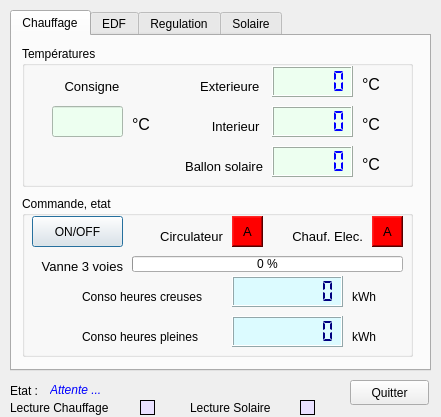
pchirouze/PyQt4ChauffageWipyHMI, file HDMI_Chauffage.ui: the form before one commit.
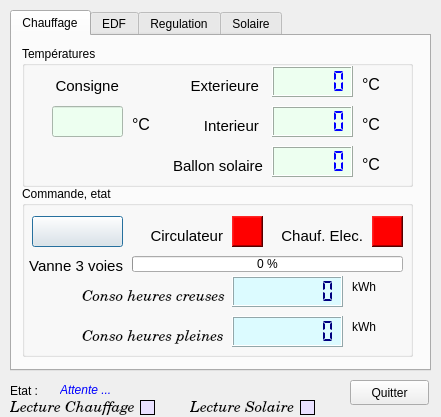
The form after the commit.

Commit message: Correction forms and init globalsheet

Diff of the .ui file:
```diff
--- a/HDMI_Chauffage.ui
+++ b/HDMI_Chauffage.ui
@@ -49,6 +49,15 @@
        <kerning>true</kerning>
       </font>
      </property>
+     <property name="layoutDirection">
+      <enum>Qt::LeftToRight</enum>
+     </property>
+     <property name="autoFillBackground">
+      <bool>false</bool>
+     </property>
+     <property name="styleSheet">
+      <string notr="true"/>
+     </property>
      <property name="title">
       <string>Températures</string>
      </property>
@@ -66,7 +75,7 @@
       </property>
       <property name="font">
        <font>
-        <pointsize>10</pointsize>
+        <pointsize>11</pointsize>
        </font>
       </property>
       <property name="text">
@@ -87,7 +96,7 @@
       </property>
       <property name="font">
        <font>
-        <pointsize>10</pointsize>
+        <pointsize>11</pointsize>
        </font>
       </property>
       <property name="text">
@@ -108,7 +117,7 @@
       </property>
       <property name="font">
        <font>
-        <pointsize>10</pointsize>
+        <pointsize>11</pointsize>
        </font>
       </property>
       <property name="layoutDirection">
@@ -191,15 +200,15 @@
      <widget class="QLabel" name="label_4">
       <property name="geometry">
        <rect>
-        <x>150</x>
+        <x>140</x>
         <y>110</y>
-        <width>91</width>
+        <width>101</width>
         <height>20</height>
        </rect>
       </property>
       <property name="font">
        <font>
-        <pointsize>10</pointsize>
+        <pointsize>11</pointsize>
        </font>
       </property>
       <property name="text">
@@ -320,14 +329,17 @@
      <property name="geometry">
       <rect>
        <x>10</x>
-       <y>160</y>
+       <y>150</y>
        <width>391</width>
-       <height>161</height>
+       <height>171</height>
       </rect>
      </property>
      <property name="title">
       <string>Commande, etat</string>
      </property>
+     <property name="alignment">
+      <set>Qt::AlignLeading|Qt::AlignLeft|Qt::AlignTop</set>
+     </property>
      <property name="flat">
       <bool>false</bool>
      </property>
@@ -335,16 +347,19 @@
       <property name="geometry">
        <rect>
         <x>10</x>
-        <y>20</y>
+        <y>30</y>
         <width>91</width>
         <height>31</height>
        </rect>
       </property>
+      <property name="focusPolicy">
+       <enum>Qt::ClickFocus</enum>
+      </property>
       <property name="styleSheet">
        <string notr="true"/>
       </property>
       <property name="text">
-       <string notr="true">ON/OFF</string>
+       <string notr="true"/>
       </property>
       <property name="checkable">
        <bool>false</bool>
@@ -354,14 +369,18 @@
       <property name="geometry">
        <rect>
         <x>210</x>
-        <y>20</y>
+        <y>30</y>
         <width>31</width>
         <height>31</height>
        </rect>
       </property>
       <property name="font">
        <font>
-        <pointsize>10</pointsize>
+        <family>Sans Serif</family>
+        <pointsize>11</pointsize>
+        <weight>75</weight>
+        <italic>false</italic>
+        <bold>true</bold>
        </font>
       </property>
       <property name="styleSheet">
@@ -374,24 +393,33 @@
        <enum>QFrame::Raised</enum>
       </property>
       <property name="text">
-       <string>A</string>
+       <string/>
+      </property>
+      <property name="textFormat">
+       <enum>Qt::AutoText</enum>
+      </property>
+      <property name="scaledContents">
+       <bool>true</bool>
       </property>
       <property name="alignment">
        <set>Qt::AlignCenter</set>
       </property>
+      <property name="buddy">
+       <cstring></cstring>
+      </property>
      </widget>
      <widget class="QLabel" name="label_11">
       <property name="geometry">
        <rect>
         <x>0</x>
-        <y>60</y>
+        <y>70</y>
         <width>101</width>
         <height>20</height>
        </rect>
       </property>
       <property name="font">
        <font>
-        <pointsize>10</pointsize>
+        <pointsize>11</pointsize>
        </font>
       </property>
       <property name="text">
@@ -405,7 +433,7 @@
       <property name="geometry">
        <rect>
         <x>110</x>
-        <y>60</y>
+        <y>70</y>
         <width>271</width>
         <height>16</height>
        </rect>
@@ -424,13 +452,22 @@
       <property name="geometry">
        <rect>
         <x>60</x>
-        <y>90</y>
+        <y>100</y>
         <width>151</width>
         <height>21</height>
        </rect>
       </property>
+      <property name="font">
+       <font>
+        <family>Century Schoolbook L</family>
+        <pointsize>11</pointsize>
+        <weight>50</weight>
+        <italic>true</italic>
+        <bold>false</bold>
+       </font>
+      </property>
       <property name="styleSheet">
-       <string notr="true">font: 10pt &quot;Sans Serif&quot;;</string>
+       <string notr="true"/>
       </property>
       <property name="text">
        <string>Conso heures creuses </string>
@@ -456,7 +493,7 @@
       <property name="geometry">
        <rect>
         <x>210</x>
-        <y>80</y>
+        <y>90</y>
         <width>111</width>
         <height>31</height>
        </rect>
@@ -482,7 +519,7 @@
       <property name="geometry">
        <rect>
         <x>210</x>
-        <y>120</y>
+        <y>130</y>
         <width>111</width>
         <height>31</height>
        </rect>
@@ -508,13 +545,22 @@
       <property name="geometry">
        <rect>
         <x>60</x>
-        <y>130</y>
+        <y>140</y>
         <width>151</width>
         <height>21</height>
        </rect>
       </property>
+      <property name="font">
+       <font>
+        <family>Century Schoolbook L</family>
+        <pointsize>11</pointsize>
+        <weight>50</weight>
+        <italic>true</italic>
+        <bold>false</bold>
+       </font>
+      </property>
       <property name="styleSheet">
-       <string notr="true">font: 10pt &quot;Sans Serif&quot;;</string>
+       <string notr="true"/>
       </property>
       <property name="text">
        <string>Conso heures pleines</string>
@@ -540,14 +586,14 @@
       <property name="geometry">
        <rect>
         <x>110</x>
-        <y>30</y>
+        <y>40</y>
         <width>91</width>
         <height>20</height>
        </rect>
       </property>
       <property name="font">
        <font>
-        <pointsize>10</pointsize>
+        <pointsize>11</pointsize>
        </font>
       </property>
       <property name="text">
@@ -561,14 +607,18 @@
       <property name="geometry">
        <rect>
         <x>350</x>
-        <y>20</y>
+        <y>30</y>
         <width>31</width>
         <height>31</height>
        </rect>
       </property>
       <property name="font">
        <font>
-        <pointsize>10</pointsize>
+        <family>Sans Serif</family>
+        <pointsize>11</pointsize>
+        <weight>75</weight>
+        <italic>false</italic>
+        <bold>true</bold>
        </font>
       </property>
       <property name="styleSheet">
@@ -581,7 +631,13 @@
        <enum>QFrame::Raised</enum>
       </property>
       <property name="text">
-       <string>A</string>
+       <string/>
+      </property>
+      <property name="textFormat">
+       <enum>Qt::AutoText</enum>
+      </property>
+      <property name="scaledContents">
+       <bool>true</bool>
       </property>
       <property name="alignment">
        <set>Qt::AlignCenter</set>
@@ -591,14 +647,14 @@
       <property name="geometry">
        <rect>
         <x>250</x>
-        <y>30</y>
+        <y>40</y>
         <width>91</width>
         <height>20</height>
        </rect>
       </property>
       <property name="font">
        <font>
-        <pointsize>10</pointsize>
+        <pointsize>11</pointsize>
        </font>
       </property>
       <property name="text">
@@ -632,7 +688,7 @@
       <property name="geometry">
        <rect>
         <x>190</x>
-        <y>10</y>
+        <y>20</y>
         <width>111</width>
         <height>31</height>
        </rect>
@@ -665,7 +721,7 @@
       <property name="geometry">
        <rect>
         <x>190</x>
-        <y>40</y>
+        <y>50</y>
         <width>111</width>
         <height>31</height>
        </rect>
@@ -692,7 +748,7 @@
       <property name="geometry">
        <rect>
         <x>310</x>
-        <y>20</y>
+        <y>30</y>
         <width>31</width>
         <height>21</height>
        </rect>
@@ -708,7 +764,7 @@
       <property name="geometry">
        <rect>
         <x>310</x>
-        <y>50</y>
+        <y>60</y>
         <width>31</width>
         <height>21</height>
        </rect>
@@ -724,7 +780,7 @@
       <property name="geometry">
        <rect>
         <x>40</x>
-        <y>20</y>
+        <y>30</y>
         <width>141</width>
         <height>21</height>
        </rect>
@@ -740,7 +796,7 @@
       <property name="geometry">
        <rect>
         <x>40</x>
-        <y>50</y>
+        <y>60</y>
         <width>141</width>
         <height>21</height>
        </rect>
@@ -756,7 +812,7 @@
       <property name="geometry">
        <rect>
         <x>40</x>
-        <y>110</y>
+        <y>120</y>
         <width>61</width>
         <height>21</height>
        </rect>
@@ -772,7 +828,7 @@
       <property name="geometry">
        <rect>
         <x>40</x>
-        <y>80</y>
+        <y>90</y>
         <width>151</width>
         <height>21</height>
        </rect>
@@ -788,7 +844,7 @@
       <property name="geometry">
        <rect>
         <x>190</x>
-        <y>100</y>
+        <y>110</y>
         <width>111</width>
         <height>31</height>
        </rect>
@@ -824,7 +880,7 @@
       <property name="geometry">
        <rect>
         <x>310</x>
-        <y>110</y>
+        <y>120</y>
         <width>31</width>
         <height>21</height>
        </rect>
@@ -840,7 +896,7 @@
       <property name="geometry">
        <rect>
         <x>190</x>
-        <y>70</y>
+        <y>80</y>
         <width>111</width>
         <height>31</height>
        </rect>
@@ -877,7 +933,7 @@
       <property name="geometry">
        <rect>
         <x>310</x>
-        <y>80</y>
+        <y>90</y>
         <width>31</width>
         <height>21</height>
        </rect>
@@ -893,7 +949,7 @@
       <property name="geometry">
        <rect>
         <x>40</x>
-        <y>140</y>
+        <y>150</y>
         <width>101</width>
         <height>21</height>
        </rect>
@@ -909,7 +965,7 @@
       <property name="geometry">
        <rect>
         <x>220</x>
-        <y>140</y>
+        <y>150</y>
         <width>81</width>
         <height>21</height>
        </rect>
@@ -1139,7 +1195,7 @@
       <property name="geometry">
        <rect>
         <x>340</x>
-        <y>30</y>
+        <y>40</y>
         <width>21</width>
         <height>16</height>
        </rect>
@@ -1157,7 +1213,7 @@
       <property name="geometry">
        <rect>
         <x>110</x>
-        <y>30</y>
+        <y>40</y>
         <width>131</width>
         <height>20</height>
        </rect>
@@ -1178,7 +1234,7 @@
       <property name="geometry">
        <rect>
         <x>250</x>
-        <y>20</y>
+        <y>30</y>
         <width>81</width>
         <height>31</height>
        </rect>
@@ -1201,7 +1257,7 @@
       <property name="geometry">
        <rect>
         <x>140</x>
-        <y>70</y>
+        <y>80</y>
         <width>101</width>
         <height>20</height>
        </rect>
@@ -1222,7 +1278,7 @@
       <property name="geometry">
        <rect>
         <x>250</x>
-        <y>70</y>
+        <y>80</y>
         <width>131</width>
         <height>23</height>
        </rect>
@@ -1251,7 +1307,7 @@
       <rect>
        <x>200</x>
        <y>160</y>
-       <width>201</width>
+       <width>211</width>
        <height>111</height>
       </rect>
      </property>
@@ -1276,7 +1332,7 @@
        <enum>Qt::RightToLeft</enum>
       </property>
       <property name="text">
-       <string>Energie / J</string>
+       <string>Energie/J</string>
       </property>
       <property name="alignment">
        <set>Qt::AlignRight|Qt::AlignTrailing|Qt::AlignVCenter</set>
@@ -1607,7 +1663,7 @@
         <x>150</x>
         <y>30</y>
         <width>31</width>
-        <height>16</height>
+        <height>20</height>
        </rect>
       </property>
       <property name="font">
@@ -1616,7 +1672,7 @@
        </font>
       </property>
       <property name="text">
-       <string>L/h</string>
+       <string>l/h</string>
       </property>
      </widget>
      <widget class="QLCDNumber" name="lcdNumber_22">
@@ -1674,7 +1730,12 @@
       </property>
       <property name="font">
        <font>
-        <pointsize>10</pointsize>
+        <family>Sans Serif</family>
+        <pointsize>12</pointsize>
+        <weight>50</weight>
+        <italic>false</italic>
+        <bold>false</bold>
+        <kerning>false</kerning>
        </font>
       </property>
       <property name="styleSheet">
@@ -1687,7 +1748,10 @@
        <enum>QFrame::Raised</enum>
       </property>
       <property name="text">
-       <string>A</string>
+       <string/>
+      </property>
+      <property name="textFormat">
+       <enum>Qt::LogText</enum>
       </property>
       <property name="alignment">
        <set>Qt::AlignCenter</set>
@@ -1720,7 +1784,7 @@
       <rect>
        <x>200</x>
        <y>10</y>
-       <width>201</width>
+       <width>211</width>
        <height>141</height>
       </rect>
      </property>
@@ -1936,9 +2000,9 @@
   <widget class="QLabel" name="label_29">
    <property name="geometry">
     <rect>
-     <x>50</x>
+     <x>60</x>
      <y>380</y>
-     <width>301</width>
+     <width>271</width>
      <height>21</height>
     </rect>
    </property>
@@ -2017,6 +2081,13 @@
      <height>16</height>
     </rect>
    </property>
+   <property name="font">
+    <font>
+     <family>Century Schoolbook L</family>
+     <pointsize>11</pointsize>
+     <italic>true</italic>
+    </font>
+   </property>
    <property name="text">
     <string>Lecture Chauffage</string>
    </property>
@@ -2030,6 +2101,13 @@
      <height>16</height>
     </rect>
    </property>
+   <property name="font">
+    <font>
+     <family>Century Schoolbook L</family>
+     <pointsize>11</pointsize>
+     <italic>true</italic>
+    </font>
+   </property>
    <property name="text">
     <string>Lecture Solaire</string>
    </property>
```
The commit also changes 3 other files.
